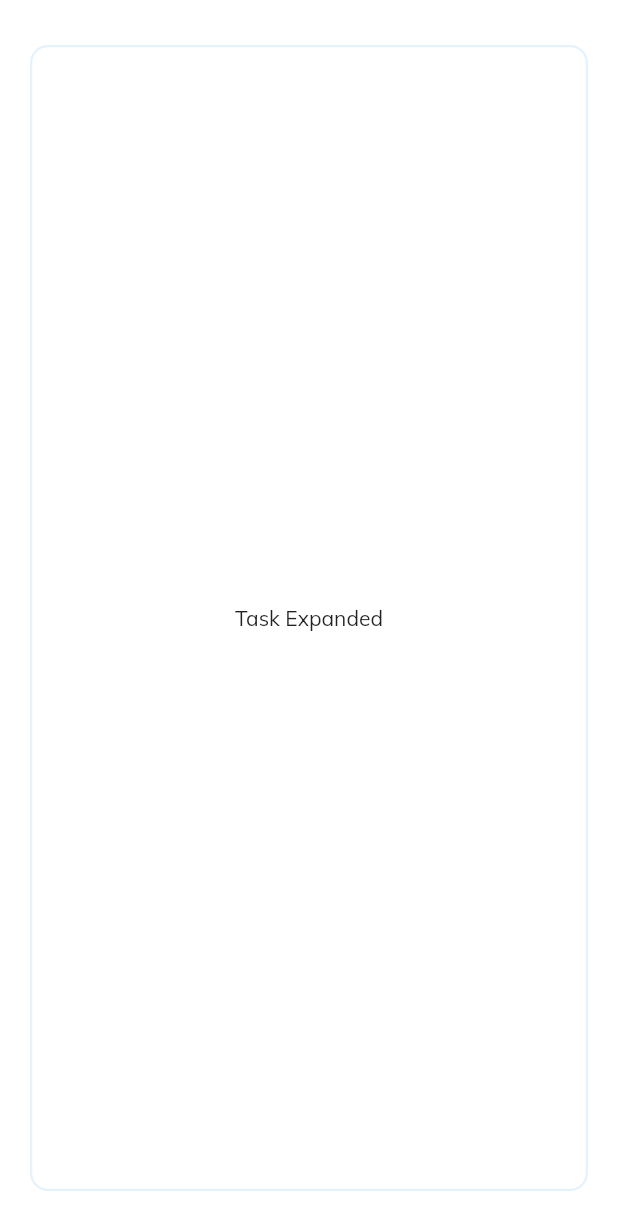
After one commit to CyberGA/HiTask, a Flutter app: the screen it shows after launch, after a tap on an icon or button, on a phone screen of 412 x 824 dp. The commit adds this screen. Shown: the top 1230 px of the screen. Run offline on Flutter 3.47's test engine with Material 2 defaults, Android fonts, the light colour scheme and no system bars; our stand-ins replace google_fonts.

Commit message:
add route to expanded task add page fade animation

```diff
--- /dev/null
+++ b/lib/pages/task_expanded.dart
@@ -0,0 +1,30 @@
+import 'package:flutter/material.dart';
+import 'package:hitask/widgets/colors.dart';
+
+class TaskExpanded extends StatelessWidget {
+  const TaskExpanded({Key? key}) : super(key: key);
+
+  @override
+  Widget build(BuildContext context) {
+    return SafeArea(
+      child: Scaffold(
+        backgroundColor: Colors.white,
+        body: Container(
+          margin: const EdgeInsets.symmetric(vertical: 30, horizontal: 20),
+          padding: const EdgeInsets.symmetric(vertical: 12, horizontal: 20),
+          decoration: BoxDecoration(
+            color: Colors.white,
+            borderRadius: BorderRadius.circular(12),
+            border: Border.all(
+              color: cBackground,
+              width: 1.5,
+            )
+          ),
+          child: Center(
+            child: Text("Task Expanded"),
+          ),
+        ),
+      ),
+    );
+  }
+}
--- a/lib/widgets/tasks.dart
+++ b/lib/widgets/tasks.dart
@@ -1,6 +1,7 @@
 import 'package:flutter/widgets.dart';
 import 'package:flutter/material.dart';
 import 'package:hitask/Utils.dart';
+import 'package:hitask/pages/task_expanded.dart';
 
 class Tasks extends StatefulWidget {
   final String date = DateTime.now().toLocal().toString();
@@ -13,6 +14,18 @@ class Tasks extends StatefulWidget {
 
 class _TasksState extends State<Tasks> {
   List<int> savedTasks = List<int>.generate(25, (int index) => index);
+
+  void _goToExpandedTask() {
+    Navigator.of(context).push(PageRouteBuilder(
+        transitionDuration: Duration(milliseconds: 500),
+        reverseTransitionDuration: Duration(milliseconds: 500 ),
+        pageBuilder: (context, animation, secAnimaition) {
+          final curvedAnimation =
+              CurvedAnimation(parent: animation, curve: Interval(0, 0.5));
+          return FadeTransition(
+              opacity: curvedAnimation, child: TaskExpanded());
+        }));
+  }
 
   @override
   Widget build(BuildContext context) {
@@ -28,6 +41,7 @@ class _TasksState extends State<Tasks> {
                 color: Colors.white,
                 borderRadius: BorderRadius.all(Radius.circular(8))),
             child: ListTile(
+              onTap: _goToExpandedTask,
               contentPadding: const EdgeInsets.all(8.0),
               title: Text('Task ${savedTasks[index]}'),
               trailing: Text('${widget.date}'),
```
Also changed, not shown: 2 other files.
